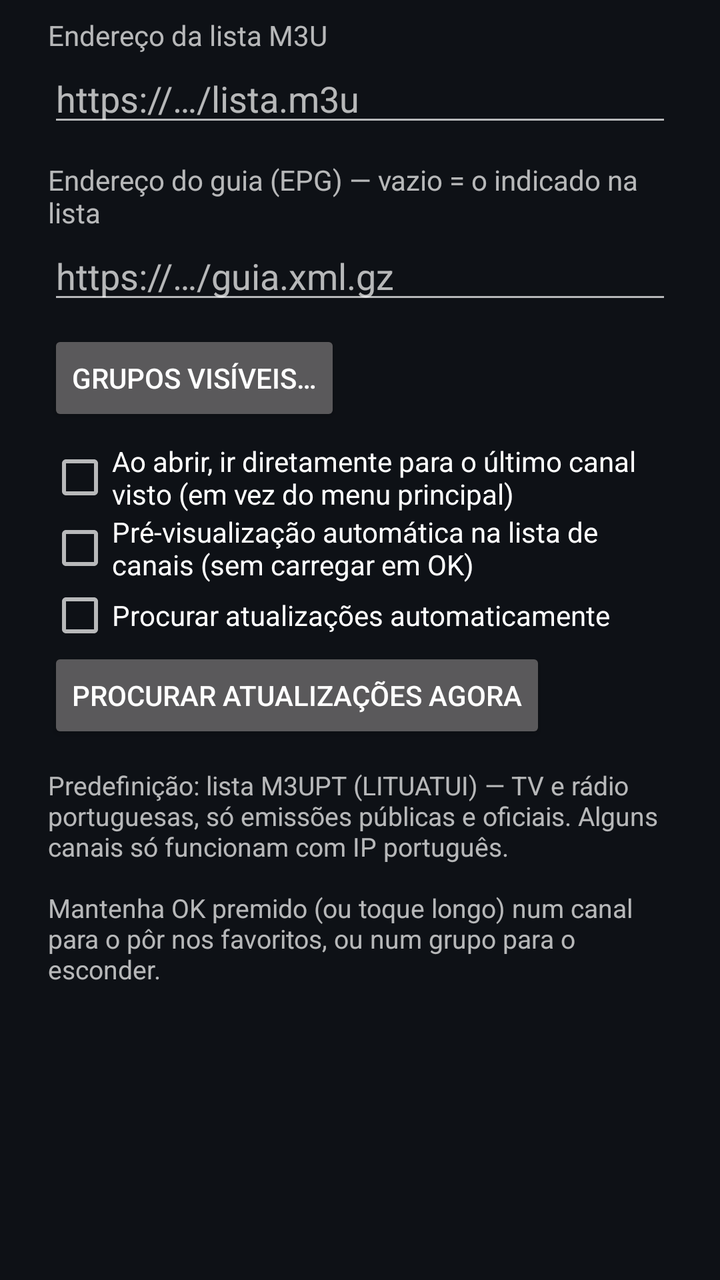
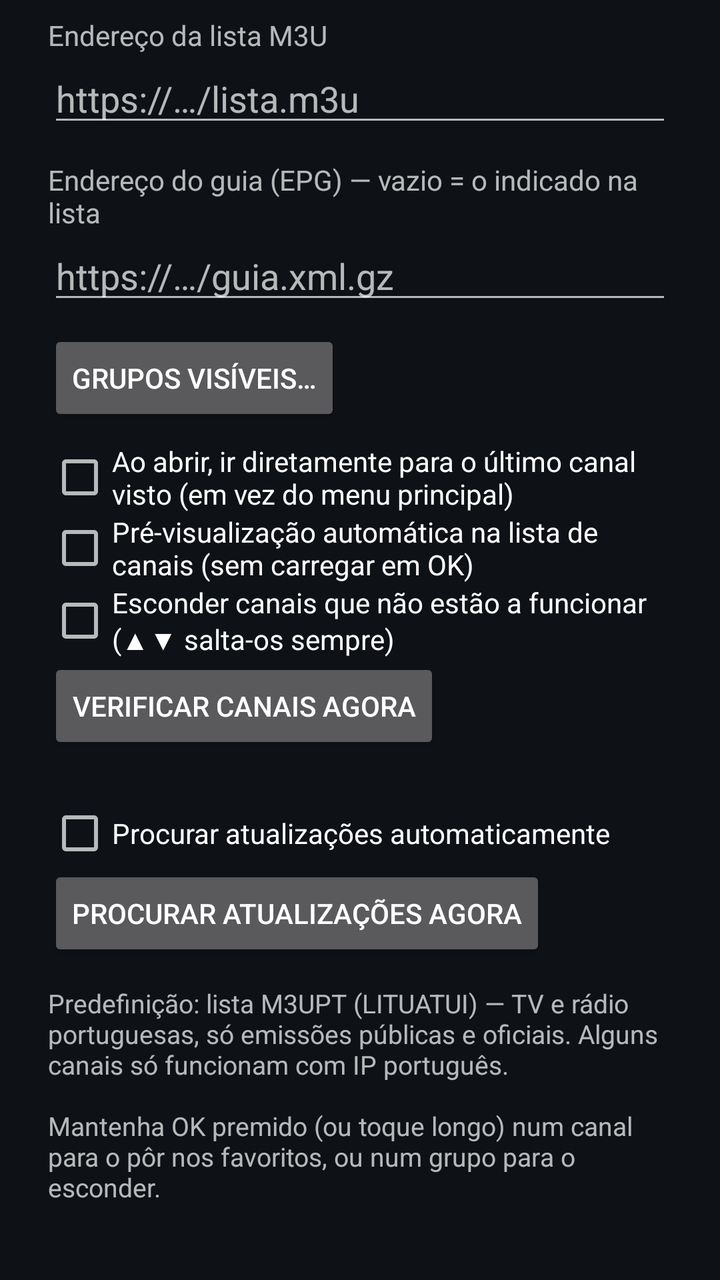

An Android layout rendered at two revisions. The XML below is the earlier revision; the diff shows what the commit changed to produce the second picture.
<!-- AndroidManifest.xml: application theme Theme.Sintonia -->
<!-- res/layout/dialog_settings.xml -->
<?xml version="1.0" encoding="utf-8"?>
<ScrollView xmlns:android="http://schemas.android.com/apk/res/android"
    android:layout_width="match_parent"
    android:layout_height="wrap_content">

    <LinearLayout
        android:layout_width="match_parent"
        android:layout_height="wrap_content"
        android:orientation="vertical"
        android:paddingStart="24dp"
        android:paddingTop="8dp"
        android:paddingEnd="24dp">

        <TextView
            android:layout_width="wrap_content"
            android:layout_height="wrap_content"
            android:text="@string/playlist_url"
            android:textSize="14sp" />

        <EditText
            android:id="@+id/url"
            android:layout_width="match_parent"
            android:layout_height="wrap_content"
            android:hint="https://…/lista.m3u"
            android:importantForAutofill="no"
            android:inputType="textUri"
            android:singleLine="true" />

        <TextView
            android:layout_width="wrap_content"
            android:layout_height="wrap_content"
            android:layout_marginTop="12dp"
            android:text="@string/epg_url"
            android:textSize="14sp" />

        <EditText
            android:id="@+id/epgUrl"
            android:layout_width="match_parent"
            android:layout_height="wrap_content"
            android:hint="https://…/guia.xml.gz"
            android:importantForAutofill="no"
            android:inputType="textUri"
            android:singleLine="true" />

        <Button
            android:id="@+id/btnGroups"
            android:layout_width="wrap_content"
            android:layout_height="wrap_content"
            android:layout_marginTop="8dp"
            android:text="@string/visible_groups_btn" />

        <CheckBox
            android:id="@+id/autoplay"
            android:layout_width="match_parent"
            android:layout_height="wrap_content"
            android:layout_marginTop="8dp"
            android:text="@string/autoplay_last" />

        <CheckBox
            android:id="@+id/autoPreview"
            android:layout_width="match_parent"
            android:layout_height="wrap_content"
            android:text="@string/auto_preview" />

        <CheckBox
            android:id="@+id/autoUpdate"
            android:layout_width="match_parent"
            android:layout_height="wrap_content"
            android:text="@string/auto_update" />

        <Button
            android:id="@+id/btnCheckUpdates"
            android:layout_width="wrap_content"
            android:layout_height="wrap_content"
            android:text="@string/check_updates" />

        <TextView
            android:layout_width="match_parent"
            android:layout_height="wrap_content"
            android:layout_marginTop="12dp"
            android:text="@string/about"
            android:textSize="13sp" />

        <TextView
            android:id="@+id/version"
            android:layout_width="wrap_content"
            android:layout_height="wrap_content"
            android:layout_marginTop="8dp"
            android:alpha="0.6"
            android:textSize="12sp" />
    </LinearLayout>
</ScrollView>
<!-- resources referenced by this layout -->
<resources>
  <string name="about">Predefinição: lista M3UPT (LITUATUI) — TV e rádio portuguesas, só emissões públicas e oficiais. Alguns canais só funcionam com IP português.\n\nMantenha OK premido (ou toque longo) num canal para o pôr nos favoritos, ou num grupo para o esconder.</string>
  <string name="auto_preview">Pré-visualização automática na lista de canais (sem carregar em OK)</string>
  <string name="auto_update">Procurar atualizações automaticamente</string>
  <string name="autoplay_last">Ao abrir, ir diretamente para o último canal visto (em vez do menu principal)</string>
  <string name="check_updates">Procurar atualizações agora</string>
  <string name="epg_url">Endereço do guia (EPG) — vazio = o indicado na lista</string>
  <string name="playlist_url">Endereço da lista M3U</string>
  <string name="visible_groups_btn">Grupos visíveis…</string>
  <style name="Theme.Sintonia" parent="Theme.AppCompat.NoActionBar">
          <item name="colorPrimary">@color/accent</item>
          <item name="colorPrimaryDark">@color/bg</item>
          <item name="colorAccent">@color/accent</item>
          <item name="android:windowBackground">@color/bg</item>
          <item name="android:statusBarColor">@color/bg</item>
          <item name="android:navigationBarColor">@color/bg</item>
      </style>
  <color name="accent">#3D8BFF</color>
  <color name="bg">#0E1116</color>
</resources>

<!-- the commit's change to res/layout/dialog_settings.xml (unified diff, before → after) -->
@@ -63,6 +63,26 @@
             android:text="@string/auto_preview" />
 
         <CheckBox
+            android:id="@+id/hideDead"
+            android:layout_width="match_parent"
+            android:layout_height="wrap_content"
+            android:text="@string/hide_dead" />
+
+        <Button
+            android:id="@+id/btnCheckChannels"
+            android:layout_width="wrap_content"
+            android:layout_height="wrap_content"
+            android:text="@string/check_now" />
+
+        <TextView
+            android:id="@+id/zapStats"
+            android:layout_width="match_parent"
+            android:layout_height="wrap_content"
+            android:layout_marginTop="6dp"
+            android:alpha="0.75"
+            android:textSize="13sp" />
+
+        <CheckBox
             android:id="@+id/autoUpdate"
             android:layout_width="match_parent"
             android:layout_height="wrap_content"
<!-- resource entries referenced after the edit -->
@@ -4,8 +4,10 @@
   <string name="auto_preview">Pré-visualização automática na lista de canais (sem carregar em OK)</string>
   <string name="auto_update">Procurar atualizações automaticamente</string>
   <string name="autoplay_last">Ao abrir, ir diretamente para o último canal visto (em vez do menu principal)</string>
+  <string name="check_now">Verificar canais agora</string>
   <string name="check_updates">Procurar atualizações agora</string>
   <string name="epg_url">Endereço do guia (EPG) — vazio = o indicado na lista</string>
+  <string name="hide_dead">Esconder canais que não estão a funcionar (▲▼ salta-os sempre)</string>
   <string name="playlist_url">Endereço da lista M3U</string>
   <string name="visible_groups_btn">Grupos visíveis…</string>
   <style name="Theme.Sintonia" parent="Theme.AppCompat.NoActionBar">
